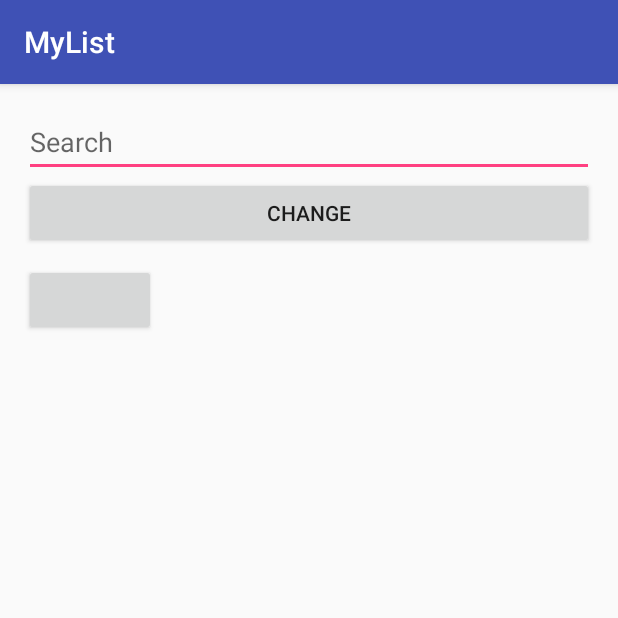
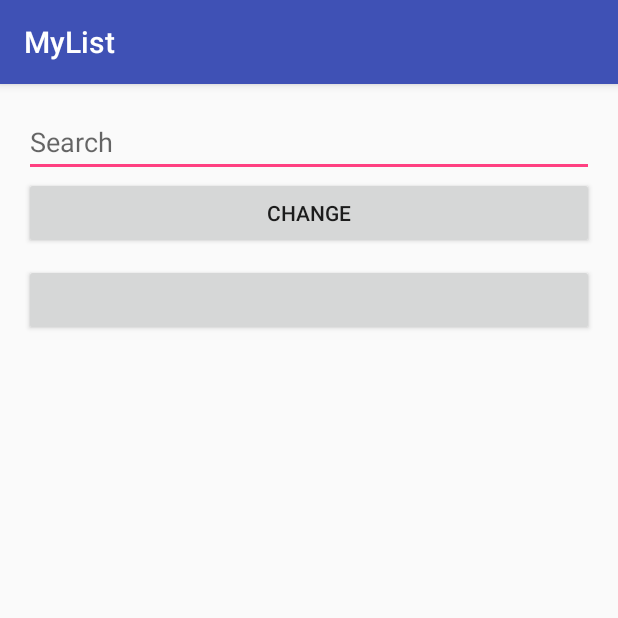
Before and after one commit to JeromedC34/MyList, an Android app: the screen it shows after launch (MainActivity), on a phone screen of 412 x 824 dp, the top half of it. Run offline under Robolectric (Android 15) with nearby library versions, the phone set to English and light mode, and no system bars; our stand-ins replace Picasso; libraries missing offline, so code that uses them is left out: org.honorato.multistatetogglebutton; plain views replace MultiStateToggleButton; pictures from the network do not load; 5 statements that could not run were skipped.

Commit message:
remove the FlickR API key from the code + add history of clicked photos / multi state toggle button

```diff
--- a/app/src/main/java/com/jerome/mylist/ListFragment.java
+++ b/app/src/main/java/com/jerome/mylist/ListFragment.java
@@ -17,15 +17,24 @@ import android.widget.EditText;
 import android.widget.ListView;
 import android.widget.Toast;
 
+import org.honorato.multistatetogglebutton.MultiStateToggleButton;
+import org.honorato.multistatetogglebutton.ToggleButton;
+
+import java.util.ArrayList;
 import java.util.List;
 
 public class ListFragment extends Fragment implements View.OnClickListener, OnResponseListener {
+    private static MyListAdapter myListAdapter;
+    private static MyListAdapter myHistoryAdapter;
+    private static MultiStateToggleButton mstButton;
+    private static List<FlickrPhoto> historyFlickrPhotoClicked = new ArrayList<>();
     private EditText editText;
     private ItemClicked mCallback;
     private ListView listView;
-    private MyListAdapter myListAdapter;
+    private ListView historyView;
     private boolean bound = false;
     private BoundService boundService;
+    ;
     private ServiceConnection connection = new ServiceConnection() {
         @Override
         public void onServiceConnected(ComponentName className, IBinder service) {
@@ -70,8 +79,11 @@ public class ListFragment extends Fragment implements View.OnClickListener, OnRe
     public View onCreateView(LayoutInflater inflater, ViewGroup container, Bundle savedInstanceState) {
         View view = inflater.inflate(R.layout.fragment_list, container, false);
         listView = (ListView) view.findViewById(R.id.list);
+        historyView = (ListView) view.findViewById(R.id.history);
         myListAdapter = new MyListAdapter(getActivity());
+        myHistoryAdapter = new MyListAdapter(getActivity());
         listView.setAdapter(myListAdapter);
+        historyView.setAdapter(myHistoryAdapter);
         listView.setOnItemClickListener(new AdapterView.OnItemClickListener() {
             @Override
             public void onItemClick(AdapterView<?> parent, View view, int position, long id) {
@@ -81,6 +93,26 @@ public class ListFragment extends Fragment implements View.OnClickListener, OnRe
                 // both fragments displayed
                 if (detailsFrame != null && detailsFrame.getVisibility() == View.VISIBLE) {
                     mCallback.sendItem(myListAdapter.getItem(position));
+                    myHistoryAdapter.addItem(myListAdapter.getItem(position));
+                } else {
+                    Intent intent = new Intent();
+                    intent.setClass(getActivity(), PhotoActivity.class);
+                    intent.putExtra("title", title);
+                    intent.putExtra("url", url);
+                    myHistoryAdapter.addItem(new FlickrPhoto(title, url));
+                    startActivity(intent);
+                }
+            }
+        });
+        historyView.setOnItemClickListener(new AdapterView.OnItemClickListener() {
+            @Override
+            public void onItemClick(AdapterView<?> parent, View view, int position, long id) {
+                View detailsFrame = getActivity().findViewById(R.id.fragmentPhoto);
+                String title = myHistoryAdapter.getItem(position).getTitle();
+                String url = myHistoryAdapter.getItem(position).getUrl();
+                // both fragments displayed
+                if (detailsFrame != null && detailsFrame.getVisibility() == View.VISIBLE) {
+                    mCallback.sendItem(myHistoryAdapter.getItem(position));
                 } else {
                     Intent intent = new Intent();
                     intent.setClass(getActivity(), PhotoActivity.class);
@@ -94,11 +126,34 @@ public class ListFragment extends Fragment implements View.OnClickListener, OnRe
 
         Button changeButton = (Button) view.findViewById(R.id.btn_change);
         changeButton.setOnClickListener(this);
+        if (mstButton == null) {
+            mstButton = (MultiStateToggleButton) view.findViewById(R.id.mstb_multi_id);
+            initLists();
+        }
+        mstButton.setOnValueChangedListener(new ToggleButton.OnValueChangedListener() {
+            @Override
+            public void onValueChanged(int position) {
+                if (position == 0) {
+                    historyView.setVisibility(View.GONE);
+                    listView.setVisibility(View.VISIBLE);
+                } else {
+                    listView.setVisibility(View.GONE);
+                    historyView.setVisibility(View.VISIBLE);
+                }
+            }
+        });
         return view;
+    }
+
+    private void initLists() {
+        mstButton.setValue(0);
+        historyView.setVisibility(View.GONE);
+        listView.setVisibility(View.VISIBLE);
     }
 
     public void onClick(View view) {
         if (bound) {
+            initLists();
             boundService.getPhotos(editText.getText().toString());
             InputMethodManager imm = (InputMethodManager) getActivity().getSystemService(Context.INPUT_METHOD_SERVICE);
             imm.hideSoftInputFromWindow(view.getWindowToken(), 0);
--- a/app/src/main/java/com/jerome/mylist/MyListAdapter.java
+++ b/app/src/main/java/com/jerome/mylist/MyListAdapter.java
@@ -14,12 +14,13 @@ import java.util.ArrayList;
 import java.util.List;
 
 class MyListAdapter extends BaseAdapter {
-    private static List<FlickrPhoto> myList = new ArrayList<>();
+    private List<FlickrPhoto> myList = new ArrayList<>();
     private Context context;
-    private String MY_API_KEY = "2ef592bfddc86f508550184ec706a2fc";
+    private String MY_API_KEY = "";
 
     MyListAdapter(Context context) {
         this.context = context;
+        MY_API_KEY = context.getResources().getString(R.string.flickr_api_key);
     }
 
     @Override
@@ -60,4 +61,17 @@ class MyListAdapter extends BaseAdapter {
         myList = aList;
         notifyDataSetChanged();
     }
+    void addItem(FlickrPhoto newItem) {
+        boolean found = false;
+        for (FlickrPhoto anItem: myList) {
+            if (newItem.getUrl().equals(anItem.getUrl())) {
+                found = true;
+            }
+        }
+        if (!found) {
+            myList.add(newItem);
+        }
+        notifyDataSetChanged();
+    }
+
 }
--- a/app/src/main/res/layout/fragment_list.xml
+++ b/app/src/main/res/layout/fragment_list.xml
@@ -25,16 +25,26 @@
 
     <org.honorato.multistatetogglebutton.MultiStateToggleButton
         android:id="@+id/mstb_multi_id"
-        android:layout_width="wrap_content"
+        android:layout_width="match_parent"
         android:layout_height="wrap_content"
         android:layout_marginTop="10dip"
         mstb:mstbPrimaryColor="@color/colorPrimary"
         mstb:mstbSecondaryColor="@color/colorPrimaryDark"
-        mstb:values="@array/planets_array" />
+        mstb:values="@array/search_toggles" />
 
     <ListView
         android:id="@+id/list"
         android:layout_width="match_parent"
         android:layout_height="0dp"
-        android:layout_weight="1" />
+        android:layout_weight="1"
+        android:visibility="visible"
+        />
+
+    <ListView
+        android:id="@+id/history"
+        android:layout_width="match_parent"
+        android:layout_height="0dp"
+        android:layout_weight="1"
+        android:visibility="gone"
+        />
 </LinearLayout>
--- a/app/src/main/res/values/colors.xml
+++ b/app/src/main/res/values/colors.xml
@@ -3,4 +3,5 @@
     <color name="colorPrimary">#3F51B5</color>
     <color name="colorPrimaryDark">#303F9F</color>
     <color name="colorAccent">#FF4081</color>
+    <color name="colorControlNormal">#FFFFFF</color>
 </resources>
--- a/app/src/main/res/values/strings.xml
+++ b/app/src/main/res/values/strings.xml
@@ -6,10 +6,8 @@
 
     <!-- TODO: Remove or change this placeholder text -->
     <string name="hello_blank_fragment">Hello blank fragment</string>
-    <string-array name="planets_array">
-        <item>Mer</item>
-        <item>Venus</item>
-        <item>Earth</item>
-        <item>Mars</item>
+    <string-array name="search_toggles">
+        <item>Results</item>
+        <item>History</item>
     </string-array>
 </resources>
--- a/app/src/main/res/values/styles.xml
+++ b/app/src/main/res/values/styles.xml
@@ -6,6 +6,7 @@
         <item name="colorPrimary">@color/colorPrimary</item>
         <item name="colorPrimaryDark">@color/colorPrimaryDark</item>
         <item name="colorAccent">@color/colorAccent</item>
+        <item name="colorControlNormal">@color/colorControlNormal</item>
     </style>
 
 </resources>
```
Also changed, not shown: app/src/main/java/com/jerome/mylist/PhotoFragment.java (+20 -12 lines), 1 other file.
